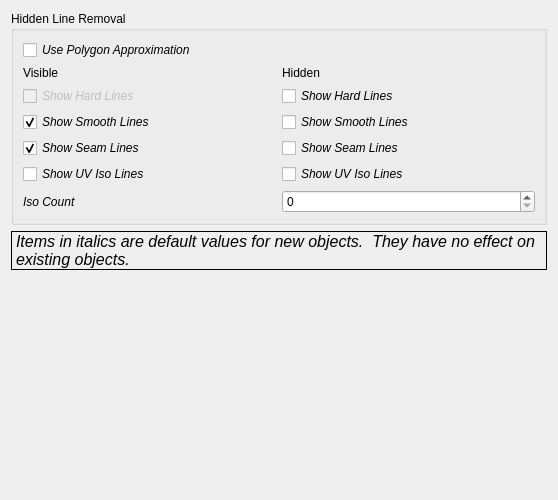
Above: src/Mod/TechDraw/Gui/DlgPrefsTechDraw5.ui from berndhahnebach/All_FreeCAD before the change. Below: the same form after it.
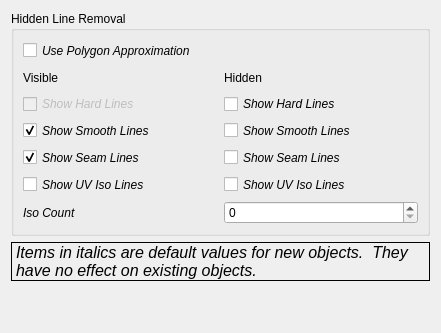
That is the form after the change. Custom widgets are drawn as their Qt base class.

Commit message:
[TD] DlgPrefsTechDrawx.ui: improve layout, wording and tooltips
part 2: - page 1 (some more), 3, 4, 5

What changed in the file:
```diff
--- a/src/Mod/TechDraw/Gui/DlgPrefsTechDraw5.ui
+++ b/src/Mod/TechDraw/Gui/DlgPrefsTechDraw5.ui
@@ -6,12 +6,12 @@
    <rect>
     <x>0</x>
     <y>0</y>
-    <width>558</width>
-    <height>500</height>
+    <width>441</width>
+    <height>333</height>
    </rect>
   </property>
   <property name="sizePolicy">
-   <sizepolicy hsizetype="Preferred" vsizetype="MinimumExpanding">
+   <sizepolicy hsizetype="Preferred" vsizetype="Minimum">
     <horstretch>0</horstretch>
     <verstretch>0</verstretch>
    </sizepolicy>
@@ -19,7 +19,7 @@
   <property name="minimumSize">
    <size>
     <width>0</width>
-    <height>400</height>
+    <height>0</height>
    </size>
   </property>
   <property name="windowTitle">
@@ -28,32 +28,7 @@
   <property name="toolTip">
    <string/>
   </property>
-  <layout class="QGridLayout" name="gridLayout_5">
-   <item row="2" column="0">
-    <widget class="QLabel" name="label_12">
-     <property name="sizePolicy">
-      <sizepolicy hsizetype="Preferred" vsizetype="Preferred">
-       <horstretch>0</horstretch>
-       <verstretch>0</verstretch>
-      </sizepolicy>
-     </property>
-     <property name="font">
-      <font>
-       <pointsize>12</pointsize>
-       <italic>true</italic>
-      </font>
-     </property>
-     <property name="frameShape">
-      <enum>QFrame::Box</enum>
-     </property>
-     <property name="text">
-      <string>Items in italics are default values for new objects.  They have no effect on existing objects.</string>
-     </property>
-     <property name="wordWrap">
-      <bool>true</bool>
-     </property>
-    </widget>
-   </item>
+  <layout class="QGridLayout" name="gridLayout">
    <item row="0" column="0">
     <widget class="QGroupBox" name="gbMisc">
      <property name="sizePolicy">
@@ -65,7 +40,7 @@
      <property name="minimumSize">
       <size>
        <width>0</width>
-       <height>150</height>
+       <height>225</height>
       </size>
      </property>
      <property name="maximumSize">
@@ -397,7 +372,26 @@
      </layout>
     </widget>
    </item>
-   <item row="3" column="0">
+   <item row="1" column="0">
+    <widget class="QLabel" name="label_20">
+     <property name="font">
+      <font>
+       <pointsize>12</pointsize>
+       <italic>true</italic>
+      </font>
+     </property>
+     <property name="frameShape">
+      <enum>QFrame::Box</enum>
+     </property>
+     <property name="text">
+      <string>Items in italics are default values for new objects.  They have no effect on existing objects.</string>
+     </property>
+     <property name="wordWrap">
+      <bool>true</bool>
+     </property>
+    </widget>
+   </item>
+   <item row="2" column="0">
     <spacer name="verticalSpacer">
      <property name="orientation">
       <enum>Qt::Vertical</enum>
```
The commit also changes 3 other files.
